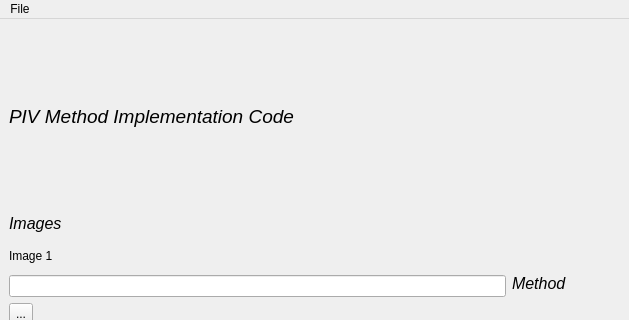
First picture: the form in interface/interface5.4.ui, repository esterfiorillo/PIV-method-implementation-code, before the edit; both pictures show x 0 to 629 and y 0 to 320 of the 629 by 626 pixel window.
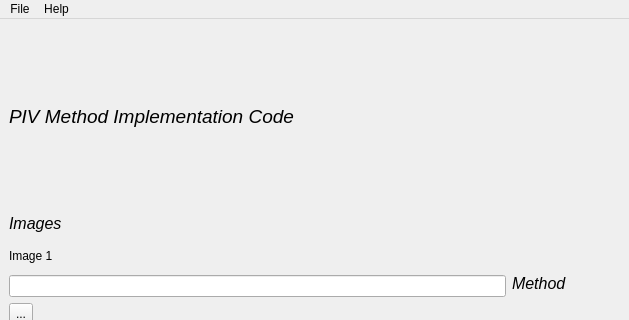
Second picture: the form after the edit.

Commit message: Added a help to menu which loads the UML Diagram.

```diff
--- a/interface/interface5.4.ui
+++ b/interface/interface5.4.ui
@@ -177,7 +177,7 @@
      <x>0</x>
      <y>0</y>
      <width>629</width>
-     <height>29</height>
+     <height>22</height>
     </rect>
    </property>
    <widget class="QMenu" name="menuFile">
@@ -187,7 +187,20 @@
     <addaction name="actionClose"/>
     <addaction name="actionLoad_Images"/>
    </widget>
+   <widget class="QMenu" name="menuHelp">
+    <property name="title">
+     <string>Help</string>
+    </property>
+    <property name="separatorsCollapsible">
+     <bool>false</bool>
+    </property>
+    <property name="toolTipsVisible">
+     <bool>false</bool>
+    </property>
+    <addaction name="actionUML_Diagram"/>
+   </widget>
    <addaction name="menuFile"/>
+   <addaction name="menuHelp"/>
   </widget>
   <widget class="QStatusBar" name="statusbar"/>
   <action name="actionClose">
```
Left out of the diff: 5 changed lines with no effect on the pictures. The commit also changes 2 other files.
